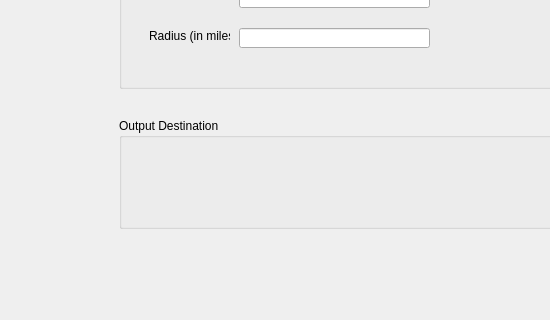
Before: the Qt Designer form closest_neighbor.ui in MJTFreeTime/Closest-Neighbor, drawn with Qt 5; both pictures show x 0 to 550 and y 280 to 600 of the 800 by 600 pixel window.
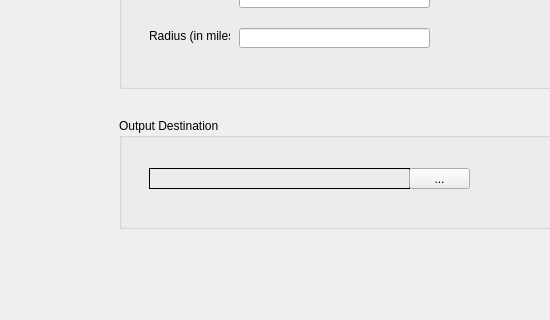
After: the same form once the commit is applied.

Commit message: small updates to calculations page

Patch:
```diff
--- a/closest_neighbor.ui
+++ b/closest_neighbor.ui
@@ -739,6 +739,41 @@
       <property name="title">
        <string>Output Destination</string>
       </property>
+      <widget class="QLabel" name="label_9">
+       <property name="geometry">
+        <rect>
+         <x>30</x>
+         <y>50</y>
+         <width>261</width>
+         <height>21</height>
+        </rect>
+       </property>
+       <property name="frameShape">
+        <enum>QFrame::Box</enum>
+       </property>
+       <property name="frameShadow">
+        <enum>QFrame::Plain</enum>
+       </property>
+       <property name="lineWidth">
+        <number>1</number>
+       </property>
+       <property name="text">
+        <string/>
+       </property>
+      </widget>
+      <widget class="QPushButton" name="pushButton">
+       <property name="geometry">
+        <rect>
+         <x>290</x>
+         <y>50</y>
+         <width>61</width>
+         <height>21</height>
+        </rect>
+       </property>
+       <property name="text">
+        <string>...</string>
+       </property>
+      </widget>
      </widget>
      <widget class="QLabel" name="label_6">
       <property name="geometry">
```
